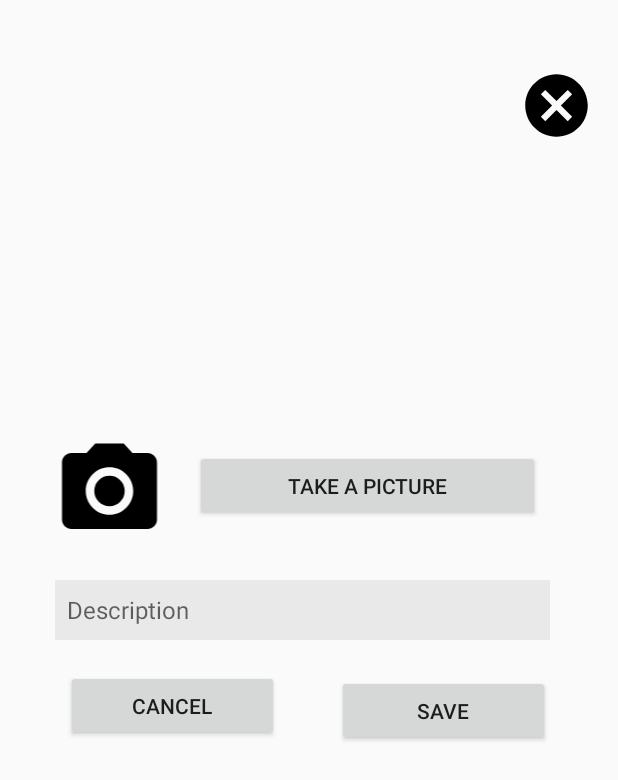
After one commit to M4G4K4/Reports_Android, an Android app: the layout activity_popup.xml on its own in the app's theme, with its tools: preview values and no code run, on a phone screen of 412 x 824 dp. The commit adds this screen. Shown: the top 780 px of the screen. Run offline under Robolectric (Android 15) with nearby library versions, the light colour scheme and no system bars.

Commit message:
Pop up screen on top of activity to add a new report

```diff
--- a/app/src/main/AndroidManifest.xml
+++ b/app/src/main/AndroidManifest.xml
@@ -16,6 +16,13 @@
         android:roundIcon="@mipmap/ic_launcher_round"
         android:supportsRtl="true"
         android:theme="@style/AppTheme">
+        <activity android:name=".popup"
+                android:theme="@style/AppTheme.CustomPopUp"
+            >
+
+        </activity>
+
+
         <!--
              The API key for Google Maps-based APIs is defined as a string resource.
              (See the file "res/values/google_maps_api.xml").
--- a/app/src/main/java/com/example/notes/Maps.java
+++ b/app/src/main/java/com/example/notes/Maps.java
@@ -50,7 +50,7 @@ public class Maps extends FragmentActivity implements OnMapReadyCallback {
             @Override
             public void onClick(View v) {
                 Toast.makeText(Maps.this, "Fab cliked", Toast.LENGTH_SHORT).show();
-               addReport();
+                addReport();
             }
         });
 
@@ -60,8 +60,7 @@ public class Maps extends FragmentActivity implements OnMapReadyCallback {
     }
 
     private void addReport() {
-
-
+        startActivity(new Intent(Maps.this,popup.class));
     }
 
 
--- /dev/null
+++ b/app/src/main/java/com/example/notes/popup.java
@@ -0,0 +1,40 @@
+package com.example.notes;
+
+import androidx.appcompat.app.AppCompatActivity;
+
+import android.os.Bundle;
+import android.util.DisplayMetrics;
+import android.widget.Button;
+import android.widget.EditText;
+
+public class popup extends AppCompatActivity {
+
+    Button close,takepicture,cancel,save;
+    EditText description;
+
+    @Override
+    protected void onCreate(Bundle savedInstanceState) {
+        super.onCreate(savedInstanceState);
+        setContentView(R.layout.activity_popup);
+
+
+        DisplayMetrics dm = new DisplayMetrics();
+        getWindowManager().getDefaultDisplay().getMetrics(dm);
+
+        int width = dm.widthPixels;
+        int height = dm.heightPixels;
+
+        getWindow().setLayout((int)(width*.8),(int)(height*.6));
+
+        // Buttons
+        close = findViewById(R.id.popBtnClose);
+        takepicture = findViewById(R.id.popupBtnTakePicture);
+        cancel = findViewById(R.id.popupBtnCancel);
+        save = findViewById(R.id.popupBtnSave);
+
+        // Edittext
+        description = findViewById(R.id.popupReportDescription);
+
+
+    }
+}
--- /dev/null
+++ b/app/src/main/res/drawable/ic_camera_alt_black_24dp.xml
@@ -0,0 +1,12 @@
+<vector xmlns:android="http://schemas.android.com/apk/res/android"
+        android:width="24dp"
+        android:height="24dp"
+        android:viewportWidth="24.0"
+        android:viewportHeight="24.0">
+    <path
+        android:fillColor="#FF000000"
+        android:pathData="M12,12m-3.2,0a3.2,3.2 0,1 1,6.4 0a3.2,3.2 0,1 1,-6.4 0"/>
+    <path
+        android:fillColor="#FF000000"
+        android:pathData="M9,2L7.17,4L4,4c-1.1,0 -2,0.9 -2,2v12c0,1.1 0.9,2 2,2h16c1.1,0 2,-0.9 2,-2L22,6c0,-1.1 -0.9,-2 -2,-2h-3.17L15,2L9,2zM12,17c-2.76,0 -5,-2.24 -5,-5s2.24,-5 5,-5 5,2.24 5,5 -2.24,5 -5,5z"/>
+</vector>
--- a/app/src/main/res/drawable/ic_cancel_black_24dp.xml
+++ b/app/src/main/res/drawable/ic_cancel_black_24dp.xml
@@ -1,5 +1,9 @@
-<vector android:height="24dp" android:tint="#FFFFFF"
-    android:viewportHeight="24.0" android:viewportWidth="24.0"
-    android:width="24dp" xmlns:android="http://schemas.android.com/apk/res/android">
-    <path android:fillColor="#FF000000" android:pathData="M12,2C6.47,2 2,6.47 2,12s4.47,10 10,10 10,-4.47 10,-10S17.53,2 12,2zM17,15.59L15.59,17 12,13.41 8.41,17 7,15.59 10.59,12 7,8.41 8.41,7 12,10.59 15.59,7 17,8.41 13.41,12 17,15.59z"/>
+<vector xmlns:android="http://schemas.android.com/apk/res/android"
+        android:width="24dp"
+        android:height="24dp"
+        android:viewportWidth="24.0"
+        android:viewportHeight="24.0">
+    <path
+        android:fillColor="#FF000000"
+        android:pathData="M12,2C6.47,2 2,6.47 2,12s4.47,10 10,10 10,-4.47 10,-10S17.53,2 12,2zM17,15.59L15.59,17 12,13.41 8.41,17 7,15.59 10.59,12 7,8.41 8.41,7 12,10.59 15.59,7 17,8.41 13.41,12 17,15.59z"/>
 </vector>
--- /dev/null
+++ b/app/src/main/res/layout/activity_popup.xml
@@ -0,0 +1,92 @@
+<?xml version="1.0" encoding="utf-8"?>
+<androidx.constraintlayout.widget.ConstraintLayout xmlns:android="http://schemas.android.com/apk/res/android"
+    xmlns:app="http://schemas.android.com/apk/res-auto"
+    xmlns:tools="http://schemas.android.com/tools"
+    android:layout_width="match_parent"
+    android:layout_height="match_parent"
+    tools:context=".popup">
+
+    <ImageView
+        android:id="@+id/imageView"
+        android:layout_width="82dp"
+        android:layout_height="76dp"
+        app:layout_constraintBottom_toBottomOf="parent"
+        app:layout_constraintEnd_toEndOf="parent"
+        app:layout_constraintHorizontal_bias="0.097"
+        app:layout_constraintStart_toStartOf="parent"
+        app:layout_constraintTop_toTopOf="parent"
+        app:layout_constraintVertical_bias="0.387"
+        app:srcCompat="@drawable/ic_camera_alt_black_24dp" />
+
+    <Button
+        android:id="@+id/popupBtnTakePicture"
+        android:layout_width="230dp"
+        android:layout_height="47dp"
+        android:layout_marginStart="16dp"
+        android:text="@string/take_a_picture"
+        app:layout_constraintBottom_toBottomOf="parent"
+        app:layout_constraintEnd_toEndOf="parent"
+        app:layout_constraintHorizontal_bias="0.0"
+        app:layout_constraintStart_toEndOf="@+id/imageView"
+        app:layout_constraintTop_toTopOf="parent"
+        app:layout_constraintVertical_bias="0.386" />
+
+    <EditText
+        android:id="@+id/popupReportDescription"
+        android:layout_width="330dp"
+        android:layout_height="40dp"
+        android:layout_centerHorizontal="true"
+        android:layout_marginBottom="16dp"
+        android:autofillHints=""
+        android:background="#11000000"
+        android:ems="10"
+        android:hint="@string/popupDescription"
+        android:inputType="text"
+        android:paddingStart="8dp"
+        android:textSize="16sp"
+        app:layout_constraintBottom_toBottomOf="parent"
+        app:layout_constraintEnd_toEndOf="parent"
+        app:layout_constraintHorizontal_bias="0.444"
+        app:layout_constraintStart_toStartOf="parent"
+        app:layout_constraintTop_toBottomOf="@+id/popupBtnTakePicture"
+        app:layout_constraintVertical_bias="0.093" />
+
+    <Button
+        android:id="@+id/popupBtnCancel"
+        android:layout_width="142dp"
+        android:layout_height="47dp"
+        android:layout_marginTop="19dp"
+        android:text="@string/buttonCancel"
+        app:layout_constraintBottom_toBottomOf="parent"
+        app:layout_constraintEnd_toEndOf="parent"
+        app:layout_constraintHorizontal_bias="0.163"
+        app:layout_constraintStart_toStartOf="parent"
+        app:layout_constraintTop_toBottomOf="@+id/popupReportDescription"
+        app:layout_constraintVertical_bias="0.003" />
+
+    <Button
+        android:id="@+id/popupBtnSave"
+        android:layout_width="142dp"
+        android:layout_height="47dp"
+        android:layout_marginStart="16dp"
+        android:text="@string/buttonSave"
+        app:layout_constraintBottom_toBottomOf="parent"
+        app:layout_constraintEnd_toEndOf="parent"
+        app:layout_constraintHorizontal_bias="0.337"
+        app:layout_constraintStart_toEndOf="@+id/popupBtnCancel"
+        app:layout_constraintTop_toBottomOf="@+id/popupReportDescription"
+        app:layout_constraintVertical_bias="0.066" />
+
+    <Button
+        android:id="@+id/popBtnClose"
+        android:layout_width="50dp"
+        android:layout_height="50dp"
+        android:background="@drawable/ic_cancel_black_24dp"
+        app:layout_constraintBottom_toTopOf="@+id/popupBtnTakePicture"
+        app:layout_constraintEnd_toEndOf="parent"
+        app:layout_constraintHorizontal_bias="0.955"
+        app:layout_constraintStart_toStartOf="parent"
+        app:layout_constraintTop_toTopOf="parent"
+        app:layout_constraintVertical_bias="0.182" />
+
+</androidx.constraintlayout.widget.ConstraintLayout>
--- a/app/src/main/res/values/strings.xml
+++ b/app/src/main/res/values/strings.xml
@@ -22,4 +22,8 @@
     <string name="user_registed">User registed with success</string>
     <string name="register_error">Some error occurred</string>
     <string name="title_activity_maps">Map</string>
+    <string name="popupDescription">Description</string>
+    <string name="buttonSave">Save</string>
+    <string name="buttonCancel">Cancel</string>
+    <string name="take_a_picture">Take a picture</string>
 </resources>
--- a/app/src/main/res/values/styles.xml
+++ b/app/src/main/res/values/styles.xml
@@ -18,6 +18,10 @@
         <item name="windowNoTitle">true</item>
     </style>
 
+    <style name="AppTheme.CustomPopUp">
+        <item name="android:windowIsTranslucent">true</item>
+        <item name="android:windowCloseOnTouchOutside">true</item>
+    </style>
 
 
 </resources>
```
Also changed, not shown: 1 other file.
